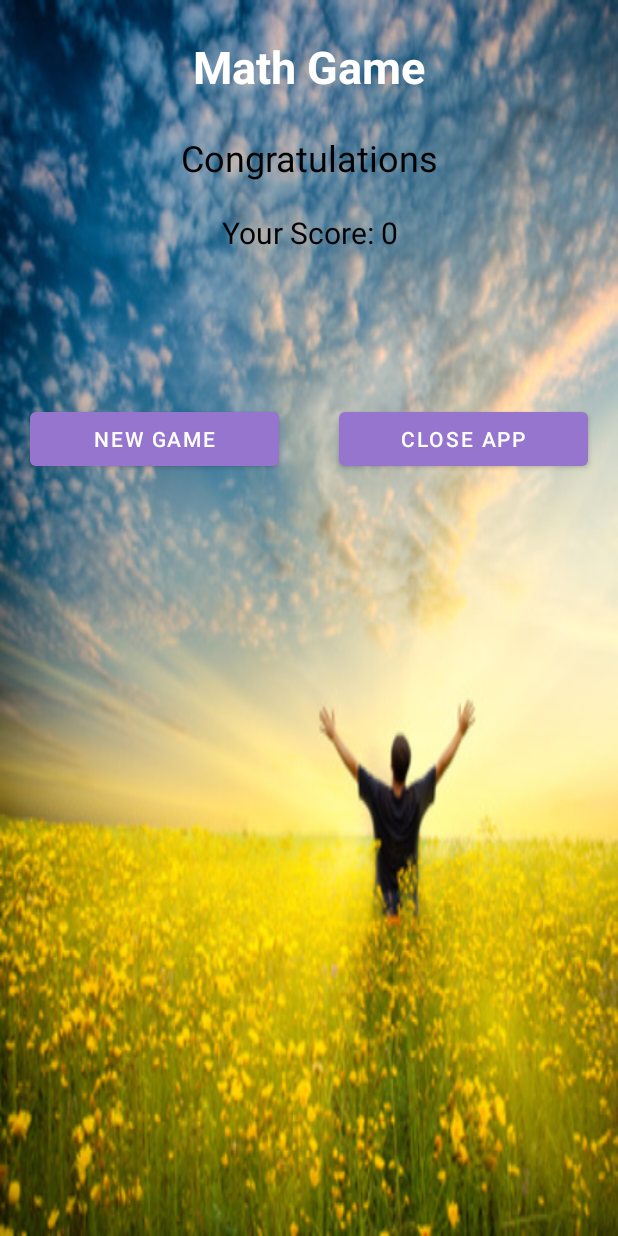
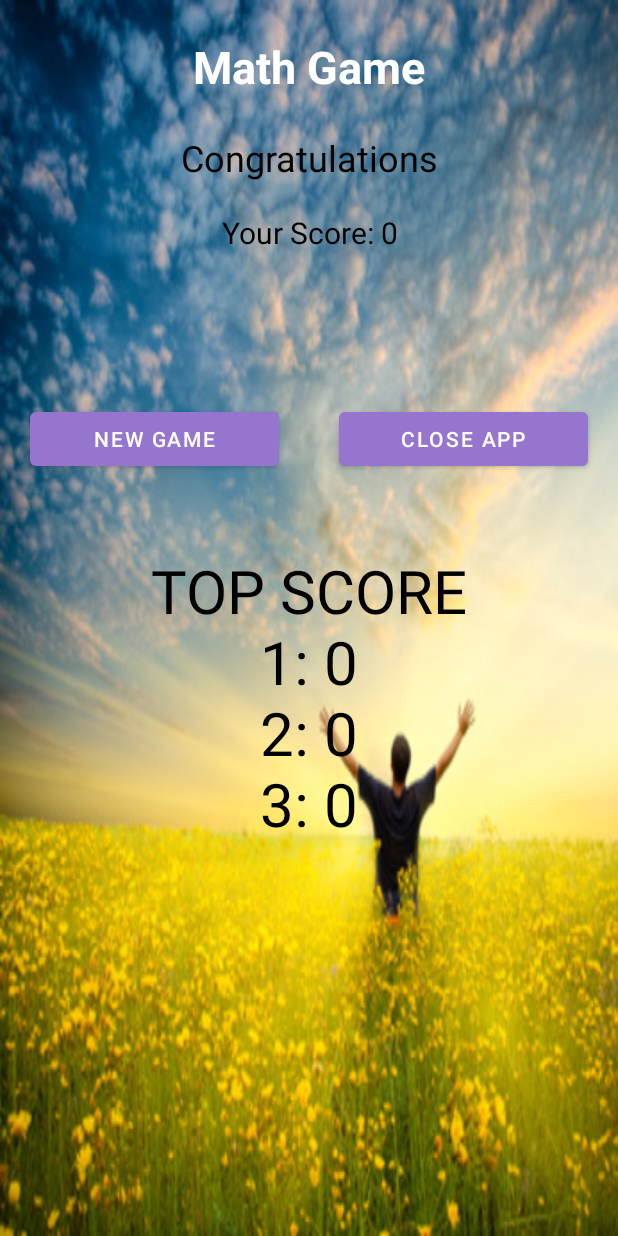
Before and after one commit to NadavHalevy/FunMathGame, an Android app: the Result screen opened directly, with no data from a screen before it, on a phone screen of 412 x 824 dp. Run offline under Robolectric (Android 15) with nearby library versions, the phone set to English and light mode, and no system bars.

Commit message:
Top Score

```diff
--- a/app/src/main/AndroidManifest.xml
+++ b/app/src/main/AndroidManifest.xml
@@ -1,6 +1,6 @@
 <?xml version="1.0" encoding="utf-8"?>
 <manifest xmlns:android="http://schemas.android.com/apk/res/android"
-    package="com.company.nadavhalevy.funmathgame">
+    package="com.company.nadavhalevy.funmathgame" >
 
     <application
         android:allowBackup="true"
@@ -8,7 +8,7 @@
         android:label="@string/app_name"
         android:roundIcon="@mipmap/ic_launcher_round"
         android:supportsRtl="false"
-        android:theme="@style/Theme.FunMathGame">
+        android:theme="@style/Theme.FunMathGame" >
         <activity
             android:name=".Result"
             android:exported="false" />
@@ -17,7 +17,7 @@
             android:exported="false" />
         <activity
             android:name=".MainActivity"
-            android:exported="true">
+            android:exported="true" >
             <intent-filter>
                 <action android:name="android.intent.action.MAIN" />
 
--- a/app/src/main/java/com/company/nadavhalevy/funmathgame/Result.java
+++ b/app/src/main/java/com/company/nadavhalevy/funmathgame/Result.java
@@ -3,15 +3,17 @@ package com.company.nadavhalevy.funmathgame;
 import androidx.appcompat.app.AppCompatActivity;
 
 import android.content.Intent;
+import android.content.SharedPreferences;
 import android.os.Bundle;
 import android.widget.Button;
 import android.widget.TextView;
 
 public class Result extends AppCompatActivity {
 
-    TextView result;
+    TextView result,topResult;
     Button newGameButt, finishButt;
     int score;
+    int topScore1, topScore2, topScore3;
 
     @Override
     protected void onCreate(Bundle savedInstanceState) {
@@ -22,9 +24,52 @@ public class Result extends AppCompatActivity {
         newGameButt = findViewById(R.id.buttonNewGame);
         finishButt = findViewById(R.id.buttonFinish);
 
+        topResult = findViewById(R.id.bestScore);
+
         Intent i = getIntent();
         score = i.getIntExtra("score", 0);
         result.setText("Your Score: " + score);
+
+        SharedPreferences sharedPreferences = getSharedPreferences("PREFS", 0);
+        SharedPreferences.Editor editor = sharedPreferences.edit();
+        topScore1 = sharedPreferences.getInt("best1", 0);
+        topScore2 = sharedPreferences.getInt("best2", 0);
+        topScore3 = sharedPreferences.getInt("best3", 0);
+
+        if(score > topScore1){
+            topScore3 = topScore2;
+            topScore2 = topScore1;
+            topScore1 = score;
+            editor.putInt("best3", topScore3);
+            editor.putInt("best2", topScore2);
+            editor.putInt("best1", topScore1);
+            editor.apply();
+        }else if(score > topScore2){
+            topScore3 = topScore2;
+            topScore2 = score;
+            editor.putInt("best3", topScore3);
+            editor.putInt("best2", topScore2);
+            editor.apply();
+        }else if(score > topScore3){
+            topScore3 = score;
+            editor.putInt("best3", score);
+            editor.apply();
+        }
+
+        topResult.setText(  "TOP SCORE" + "\n" +
+                            "1: " + topScore1 + "\n" +
+                            "2: " + topScore2 + "\n" +
+                            "3: " + topScore3 + "\n" );
+
+
+
+
+
+
+
+
+
+
         newGameButt.setOnClickListener(view -> {
 
             Intent intent = new Intent(Result.this, MainActivity.class);
--- a/app/src/main/res/layout-night/activity_result.xml
+++ b/app/src/main/res/layout-night/activity_result.xml
@@ -67,4 +67,15 @@
             android:text="CLOSE APP" />
     </LinearLayout>
 
+    <TextView
+        android:id="@+id/bestScore"
+        android:layout_width="match_parent"
+        android:layout_height="wrap_content"
+        android:layout_gravity="center_horizontal"
+        android:layout_marginTop="50dp"
+        android:gravity="center"
+        android:text="TOP SCORE"
+        android:textColor="@color/black"
+        android:textSize="40dp" />
+
 </LinearLayout>
--- a/app/src/main/res/layout/activity_result.xml
+++ b/app/src/main/res/layout/activity_result.xml
@@ -34,7 +34,7 @@
         android:id="@+id/textViewFinishScore"
         android:layout_width="match_parent"
         android:layout_height="wrap_content"
-        android:layout_gravity="clip_horizontal"
+        android:layout_gravity="center_horizontal"
         android:layout_marginTop="20dp"
         android:gravity="center"
         android:text="Score: 20"
@@ -67,4 +67,16 @@
             android:text="CLOSE APP" />
     </LinearLayout>
 
+    <TextView
+        android:id="@+id/bestScore"
+        android:layout_width="match_parent"
+        android:layout_height="wrap_content"
+        android:layout_gravity="center_horizontal"
+        android:layout_marginTop="50dp"
+        android:gravity="center"
+        android:text="TOP SCORE"
+        android:textColor="@color/black"
+        android:textSize="40dp" />
+
+
 </LinearLayout>
```
